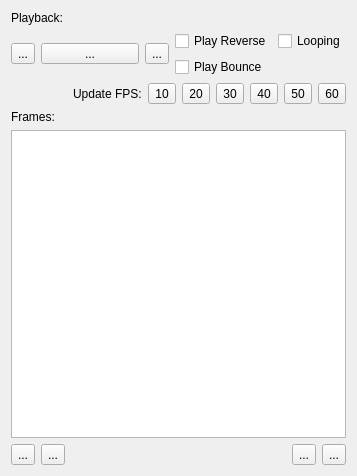
Above: DesignerTool/src/WidgetSpriteState.ui from GameOverture/HarmonyEngine before the change. Below: the same form after it.
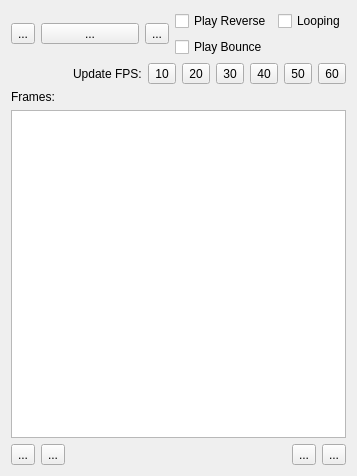
That is the form after the change. Icons and pictures are not drawn. Custom widgets are drawn as their Qt base class.

Commit message: Sprite playback functionality working

```diff
--- a/DesignerTool/src/WidgetSpriteState.ui
+++ b/DesignerTool/src/WidgetSpriteState.ui
@@ -14,13 +14,6 @@
    <string>Form</string>
   </property>
   <layout class="QVBoxLayout" name="verticalLayout">
-   <item>
-    <widget class="QLabel" name="label">
-     <property name="text">
-      <string>Playback:</string>
-     </property>
-    </widget>
-   </item>
    <item>
     <layout class="QHBoxLayout" name="horizontalLayout_4">
      <item>
```
The commit also changes 4 other files.
